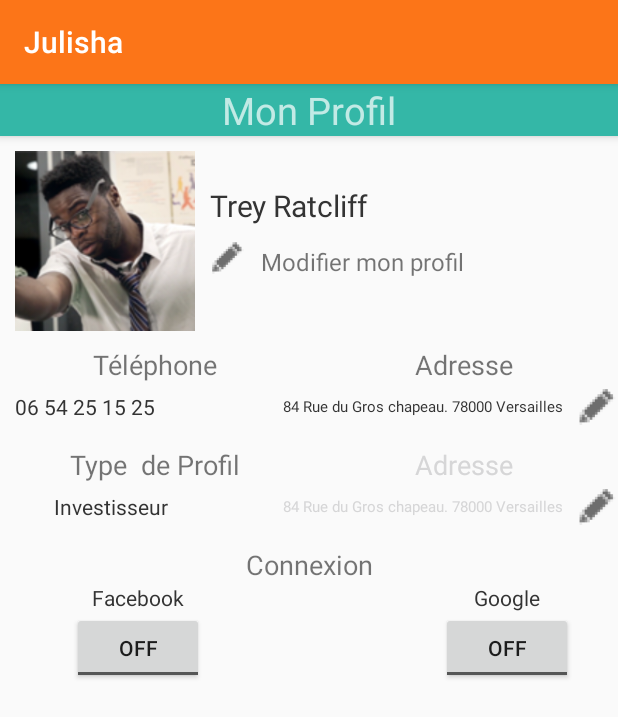
After one commit to andymub/Julisha, an Android app: the UserProfilActivity screen opened directly, with no data from a screen before it, on a phone screen of 412 x 824 dp. The commit adds this screen. Shown: the top 717 px of the screen. Run offline under Robolectric (Android 15) with nearby library versions, the phone set to English and light mode, and no system bars.

Commit message:
10- entreprise activity

```diff
--- a/app/src/main/AndroidManifest.xml
+++ b/app/src/main/AndroidManifest.xml
@@ -20,7 +20,9 @@
         <activity android:name=".PrincipalActivity" />
         <activity android:name=".CreateProfil1Activity" />
         <activity android:name=".SigninActivity" />
-        <activity android:name=".CreateProfilFormActivity"></activity>
+        <activity android:name=".CreateProfilFormActivity" />
+        <activity android:name=".UserProfilActivity" />
+        <activity android:name=".EntreppriseListeActivity"></activity>
     </application>
 
 </manifest>
--- /dev/null
+++ b/app/src/main/java/com/julisha/afrisuser/julisha/UserProfilActivity.java
@@ -0,0 +1,13 @@
+package com.julisha.afrisuser.julisha;
+
+import android.support.v7.app.AppCompatActivity;
+import android.os.Bundle;
+
+public class UserProfilActivity extends AppCompatActivity {
+
+    @Override
+    protected void onCreate(Bundle savedInstanceState) {
+        super.onCreate(savedInstanceState);
+        setContentView(R.layout.activity_user_profil);
+    }
+}
--- /dev/null
+++ b/app/src/main/res/layout/activity_user_profil.xml
@@ -0,0 +1,323 @@
+<?xml version="1.0" encoding="utf-8"?>
+<android.support.design.widget.CoordinatorLayout xmlns:android="http://schemas.android.com/apk/res/android"
+    xmlns:app="http://schemas.android.com/apk/res-auto"
+    xmlns:tools="http://schemas.android.com/tools"
+    android:layout_width="match_parent"
+    android:layout_height="match_parent"
+    app:layout_behavior="@string/appbar_scrolling_view_behavior"
+    tools:context="com.julisha.afrisuser.julisha.CreateProfil1Activity">
+    <RelativeLayout
+        android:layout_width="match_parent"
+        android:layout_height="wrap_content"
+        tools:layout_editor_absoluteX="8dp"
+        tools:layout_editor_absoluteY="8dp">
+
+        <android.support.design.widget.AppBarLayout
+            android:id="@+id/appBarLayout"
+            android:layout_width="match_parent"
+            android:layout_height="wrap_content"
+            android:background="@color/greenBackGround"
+            android:theme="@style/Base.Theme.AppCompat">
+
+            <TextView
+                android:id="@+id/user_profil_toolbar"
+                android:layout_width="wrap_content"
+                android:layout_height="wrap_content"
+                android:layout_gravity="center"
+                android:text="@string/mon_profil"
+                android:textSize="25dp" />
+
+        </android.support.design.widget.AppBarLayout>
+
+        <ScrollView
+            android:layout_width="match_parent"
+            android:layout_height="match_parent"
+            android:layout_below="@+id/appBarLayout"
+            android:orientation="vertical">
+
+            <LinearLayout
+                android:layout_width="match_parent"
+                android:layout_height="match_parent"
+                android:orientation="vertical">
+
+                <LinearLayout
+                    android:id="@+id/linearlayout_profil_photo"
+                    android:layout_width="match_parent"
+                    android:layout_height="match_parent"
+                    android:gravity="center"
+                    android:orientation="horizontal">
+
+                    <ImageView
+                        android:id="@+id/img_profil"
+                        android:layout_width="@dimen/profil_width_and_height"
+                        android:layout_height="@dimen/profil_width_and_height"
+                        android:layout_gravity="top"
+                        android:layout_marginStart="@dimen/profil_picture_margin_start"
+                        android:layout_marginTop="@dimen/profil_picture_margin_start"
+                        android:elevation="1dp"
+                        android:scaleType="fitCenter"
+                        android:src="@drawable/photos"
+                        app:sriv_border_color="#00bc41"
+                        app:sriv_border_width="2dp"
+                        app:sriv_oval="true" />
+
+                    <LinearLayout
+                        android:layout_width="match_parent"
+                        android:layout_height="75dp"
+                        android:layout_marginLeft="@dimen/profil_picture_margin_start"
+                        android:orientation="vertical">
+
+                        <TextView
+                            android:id="@+id/txt_ProfilUser_name"
+                            android:layout_width="match_parent"
+                            android:layout_height="wrap_content"
+                            android:paddingTop="5dp"
+                            android:text="Trey Ratcliff"
+                            android:textColor="@color/DarkGray"
+                            android:textSize="20sp" />
+
+                        <LinearLayout
+                            android:layout_width="match_parent"
+                            android:layout_height="match_parent"
+                            android:gravity="center_vertical"
+                            android:orientation="horizontal">
+
+                            <ImageView
+                                android:id="@+id/imageView"
+                                android:layout_width="wrap_content"
+                                android:layout_height="wrap_content"
+                                android:layout_weight="1"
+                                app:srcCompat="@drawable/ic_edit" />
+
+                            <TextView
+                                android:id="@+id/txt_modifier_profil"
+                                android:layout_width="match_parent"
+                                android:layout_height="wrap_content"
+                                android:layout_weight="1"
+                                android:paddingLeft="10sp"
+                                android:paddingTop="5dp"
+                                android:text="@string/modifier_profil"
+                                android:textSize="16sp" />
+                        </LinearLayout>
+
+                    </LinearLayout>
+
+                </LinearLayout>
+
+                <LinearLayout
+                    android:layout_width="match_parent"
+                    android:layout_height="match_parent"
+                    android:layout_marginTop="@dimen/margin_photo"
+                    android:orientation="vertical">
+
+                    <LinearLayout
+                        android:layout_width="match_parent"
+                        android:layout_height="wrap_content"
+                        android:orientation="horizontal">
+
+                        <TextView
+                            android:id="@+id/txt_profil_tel"
+                            android:layout_width="match_parent"
+                            android:layout_height="wrap_content"
+                            android:layout_weight="1"
+                            android:gravity="center_horizontal"
+                            android:text="@string/telephone"
+                            android:textSize="18sp" />
+
+                        <TextView
+                            android:id="@+id/txt_proofil_adress"
+                            android:layout_width="match_parent"
+                            android:layout_height="wrap_content"
+                            android:layout_weight="1"
+                            android:gravity="center_horizontal"
+                            android:text="@string/Adress"
+                            android:textSize="18sp" />
+                    </LinearLayout>
+
+                    <LinearLayout
+                        android:layout_width="match_parent"
+                        android:layout_height="match_parent"
+                        android:gravity="center"
+                        android:orientation="horizontal">
+
+                        <TextView
+                            android:id="@+id/txt_phone_number"
+                            android:layout_width="wrap_content"
+                            android:layout_height="wrap_content"
+                            android:layout_marginLeft="@dimen/phone_adress_margin_left_and_right"
+                            android:layout_weight="1"
+                            android:text="@string/user_number"
+                            android:textColor="@color/DarkGray" />
+
+                        <TextView
+                            android:id="@+id/txt_user_adress"
+                            android:layout_width="wrap_content"
+                            android:layout_height="wrap_content"
+                            android:layout_marginRight="@dimen/profil_picture_margin_start"
+                            android:layout_weight="1"
+                            android:gravity="end"
+                            android:text="@string/user_adress"
+                            android:textColor="@color/DarkGray"
+                            android:textSize="10sp" />
+
+                        <ImageView
+                            android:id="@+id/imageView2"
+                            android:layout_width="27dp"
+                            android:layout_height="32dp"
+                            app:srcCompat="@drawable/ic_edit" />
+                    </LinearLayout>
+
+                </LinearLayout>
+
+                <LinearLayout
+                    android:layout_width="match_parent"
+                    android:layout_height="match_parent"
+                    android:layout_marginTop="@dimen/margin_photo"
+                    android:orientation="vertical">
+
+                    <LinearLayout
+                        android:layout_width="match_parent"
+                        android:layout_height="wrap_content"
+                        android:orientation="horizontal">
+
+                        <TextView
+                            android:id="@+id/txt_profil_tel"
+                            android:layout_width="match_parent"
+                            android:layout_height="wrap_content"
+                            android:layout_weight="1"
+                            android:gravity="center_horizontal"
+                            android:text="Type  de Profil"
+                            android:textSize="18sp" />
+
+                        <TextView
+                            android:id="@+id/txt_proofil_adress"
+                            android:layout_width="match_parent"
+                            android:layout_height="wrap_content"
+                            android:layout_weight="1"
+                            android:gravity="center_horizontal"
+                            android:text="@string/Adress"
+                            android:textColor="@color/default_circle_indicator_fill_color"
+                            android:textSize="18sp" />
+                    </LinearLayout>
+
+                    <LinearLayout
+                        android:layout_width="match_parent"
+                        android:layout_height="match_parent"
+                        android:gravity="center"
+                        android:orientation="horizontal">
+
+                        <TextView
+                            android:id="@+id/txt_phone_number"
+                            android:layout_width="wrap_content"
+                            android:layout_height="wrap_content"
+                            android:layout_marginLeft="@dimen/phone_adress_margin_left_and_right"
+                            android:layout_weight="1"
+                            android:gravity="center"
+                            android:text="Investisseur"
+                            android:textColor="@color/DarkGray" />
+
+                        <TextView
+                            android:id="@+id/txt_user_adress"
+                            android:layout_width="wrap_content"
+                            android:layout_height="wrap_content"
+                            android:layout_marginRight="@dimen/profil_picture_margin_start"
+                            android:layout_weight="1"
+                            android:gravity="end"
+                            android:text="@string/user_adress"
+                            android:textColor="@color/default_circle_indicator_fill_color"
+                            android:textSize="10sp" />
+
+                        <ImageView
+                            android:id="@+id/imageView2"
+                            android:layout_width="27dp"
+                            android:layout_height="32dp"
+                            app:srcCompat="@drawable/ic_edit" />
+                    </LinearLayout>
+
+                </LinearLayout>
+
+                <LinearLayout
+                    android:layout_width="match_parent"
+                    android:layout_height="match_parent"
+                    android:layout_marginTop="@dimen/margin_photo"
+                    android:orientation="vertical">
+
+                    <LinearLayout
+                        android:layout_width="match_parent"
+                        android:layout_height="wrap_content"
+                        android:orientation="horizontal">
+
+                        <TextView
+                            android:id="@+id/txt_connexion_with"
+                            android:layout_width="match_parent"
+                            android:layout_height="wrap_content"
+                            android:layout_weight="1"
+                            android:gravity="center_horizontal"
+                            android:text="@string/Connexion"
+                            android:textSize="18sp" />
+
+                    </LinearLayout>
+
+                </LinearLayout>
+
+                <RelativeLayout
+                    android:layout_width="match_parent"
+                    android:layout_height="match_parent"
+                    android:layout_weight="1">
+
+                    <LinearLayout
+                        android:layout_width="wrap_content"
+                        android:layout_height="wrap_content"
+                        android:layout_alignParentEnd="true"
+                        android:layout_alignParentTop="true"
+                        android:layout_marginEnd="30dp"
+                        android:gravity="center"
+                        android:orientation="vertical">
+
+                        <TextView
+                            android:id="@+id/txt_rdbutton_google"
+                            android:layout_width="wrap_content"
+                            android:layout_height="wrap_content"
+                            android:text="@string/google"
+                            android:textColor="@color/DarkGray" />
+
+                        <ToggleButton
+                            android:id="@+id/tgglebtn_google"
+                            android:layout_width="wrap_content"
+                            android:layout_height="wrap_content"
+                            android:layout_weight="0.11"
+                            android:text="ToggleButton" />
+
+                    </LinearLayout>
+
+                    <LinearLayout
+                        android:id="@+id/linearLayout3"
+                        android:layout_width="wrap_content"
+                        android:layout_height="wrap_content"
+                        android:layout_alignParentStart="true"
+                        android:layout_alignParentTop="true"
+                        android:layout_marginStart="48dp"
+                        android:gravity="center"
+                        android:orientation="vertical">
+
+                        <TextView
+                            android:id="@+id/txt_rdbutton_facebook"
+                            android:layout_width="wrap_content"
+                            android:layout_height="wrap_content"
+                            android:text="@string/Facebook"
+                            android:textColor="@color/DarkGray" />
+
+                        <ToggleButton
+                            android:id="@+id/tgglebtn_fcbk"
+                            android:layout_width="wrap_content"
+                            android:layout_height="wrap_content"
+                            android:layout_weight="0.11"
+                            android:text="ToggleButton" />
+
+                    </LinearLayout>
+                </RelativeLayout>
+
+            </LinearLayout>
+        </ScrollView>
+    </RelativeLayout>
+</android.support.design.widget.CoordinatorLayout>
```
Also changed, not shown: app/src/main/java/com/julisha/afrisuser/julisha/CustomListAdapter.java (added, +46 -0 lines), app/src/main/java/com/julisha/afrisuser/julisha/EntreppriseListeActivity.java (added, +55 -0 lines), app/src/main/java/com/julisha/afrisuser/julisha/PrincipalActivity.java (+17 -1 lines), app/src/main/res/layout/activity_entrepprise_liste.xml (added, +15 -0 lines), app/src/main/res/layout/activity_principal.xml (+9 -4 lines), app/src/main/res/layout/mylist.xml (added, +37 -0 lines), app/src/main/res/drawable/photos.png (added), app/src/main/res/drawable/pic_africel.png (added), app/src/main/res/drawable/pic_airtel.gif (added), app/src/main/res/drawable/pic_bralima.png (added), app/src/main/res/drawable/pic_equity.png (added), app/src/main/res/drawable/pic_orange.gif (added), app/src/main/res/drawable/pic_scpt.png (added), app/src/main/res/drawable/pic_snel.png (added), 1 more files.
